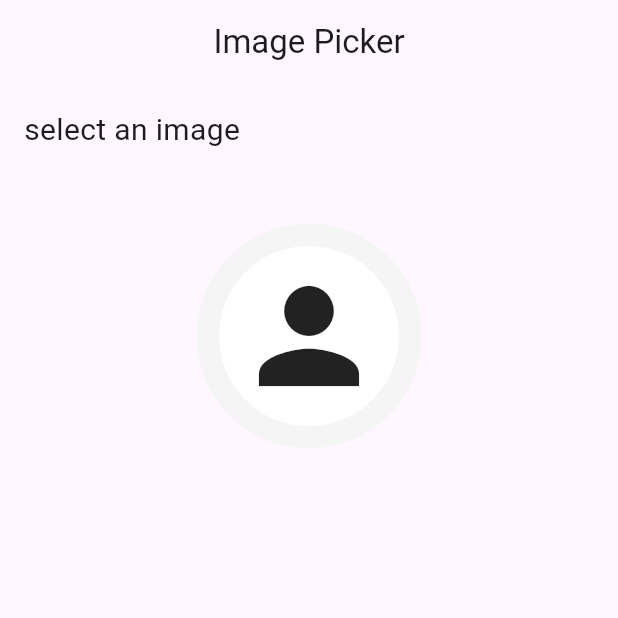
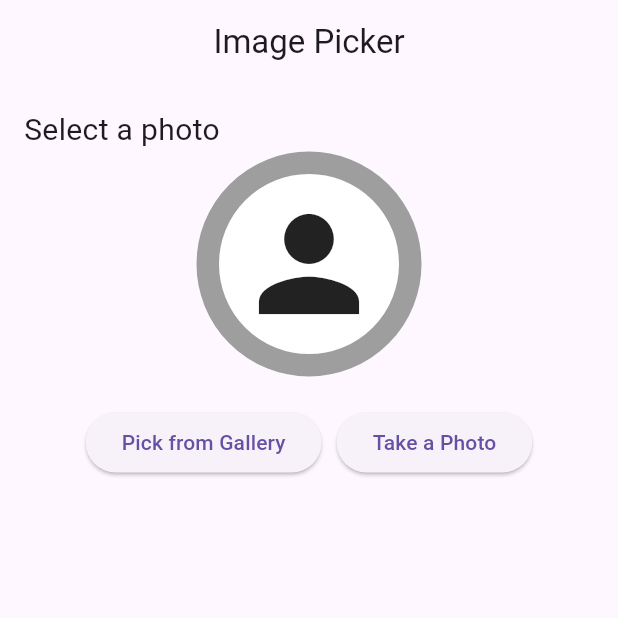
Before and after one commit to zihadsikder/image_picker_getx_project, a Flutter app: the screen it shows after launch, after a tap on the "person" icon, on a phone screen of 412 x 824 dp, the top half of it. Run offline on Flutter 3.47's test engine with Material 3 defaults, Android fonts, the phone set to English and light mode, and no system bars; our stand-ins replace get, image_picker.

Commit message:
uploded image from camera also successs

```diff
--- a/lib/app/modules/home/controllers/home_controller.dart
+++ b/lib/app/modules/home/controllers/home_controller.dart
@@ -2,22 +2,29 @@ import 'package:get/get.dart';
 import 'package:image_picker/image_picker.dart';
 
 class HomeController extends GetxController {
-
   RxString imagePath = ''.obs;
   final ImagePicker _picker = ImagePicker();
+
   @override
   void onInit() {
     super.onInit();
   }
 
-  Future<void> pickImage() async {
+  // Method to pick image from the gallery
+  Future<void> pickImageFromGallery() async {
     final XFile? image = await _picker.pickImage(source: ImageSource.gallery);
 
-    if (image!= null) {
+    if (image != null) {
       imagePath.value = image.path;
     }
   }
 
+  // Method to pick image using the camera
+  Future<void> pickImageFromCamera() async {
+    final XFile? image = await _picker.pickImage(source: ImageSource.camera);
 
-
+    if (image != null) {
+      imagePath.value = image.path;
+    }
+  }
 }
--- a/lib/app/modules/home/views/home_view.dart
+++ b/lib/app/modules/home/views/home_view.dart
@@ -1,9 +1,6 @@
 import 'dart:io';
-
 import 'package:flutter/material.dart';
-
 import 'package:get/get.dart';
-
 import '../controllers/home_controller.dart';
 
 class HomeView extends GetView<HomeController> {
@@ -22,13 +19,13 @@ class HomeView extends GetView<HomeController> {
           crossAxisAlignment: CrossAxisAlignment.start,
           children: [
             Text(
-              'select an image',
+              'Select a photo',
               style: TextStyle(fontSize: 20),
             ),
-            SizedBox(height: 48,),
             Obx(
-              () =>GestureDetector(
-                onTap: controller.pickImage,
+              () => GestureDetector(
+                onTap: controller.pickImageFromGallery,
+                // Default to gallery
                 child: Center(
                   child: Container(
                     height: 150,
@@ -36,22 +33,32 @@ class HomeView extends GetView<HomeController> {
                     decoration: BoxDecoration(
                       shape: BoxShape.circle,
                       color: Colors.white,
-                      border: Border.all(
-                        width: 15,
-                        color: Colors.grey.shade100
-                      )
+                      border: Border.all(width: 15, color: Colors.grey),
                     ),
-                    child : ClipOval(
-                        child: controller.imagePath.value.isEmpty ? Icon(Icons.person,size: 100)
-                            :
-                        Image.file(File(controller.imagePath.value),fit: BoxFit.cover,)
-                    )
-
-                   ),
+                    child: ClipOval(
+                      child: controller.imagePath.value.isEmpty
+                          ? Icon(Icons.person, size: 100)
+                          : Image.file(File(controller.imagePath.value)),
+                    ),
                   ),
                 ),
+              ),
             ),
-
+            SizedBox(height: 20),
+            Row(
+              mainAxisAlignment: MainAxisAlignment.center,
+              children: [
+                ElevatedButton(
+                  onPressed: controller.pickImageFromGallery,
+                  child: const Text('Pick from Gallery'),
+                ),
+                SizedBox(width: 10),
+                ElevatedButton(
+                  onPressed: controller.pickImageFromCamera,
+                  child: const Text('Take a Photo'),
+                ),
+              ],
+            ),
           ],
         ),
       ),
```
